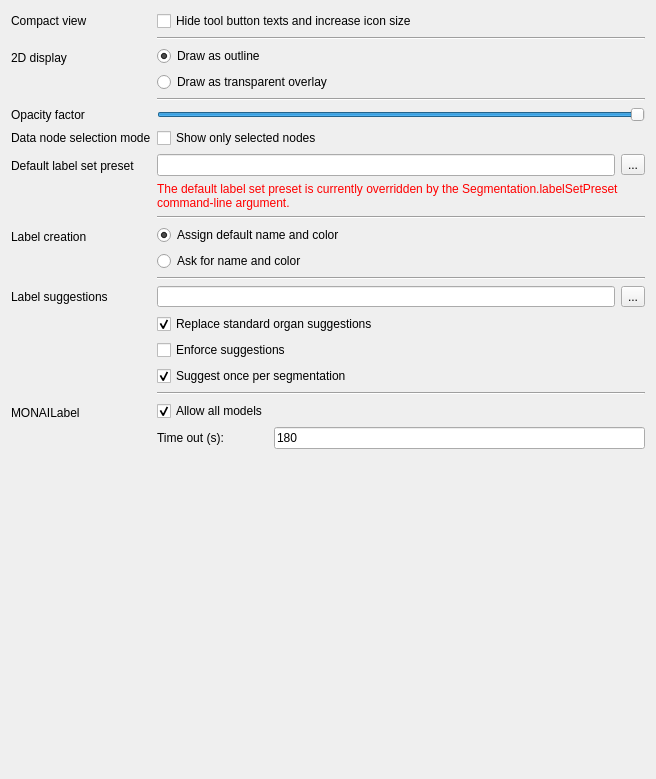
Qt form Plugins/org.mitk.gui.qt.segmentation/src/QmitkSegmentationPreferencePageControls.ui (MITK/MITK) before a commit.
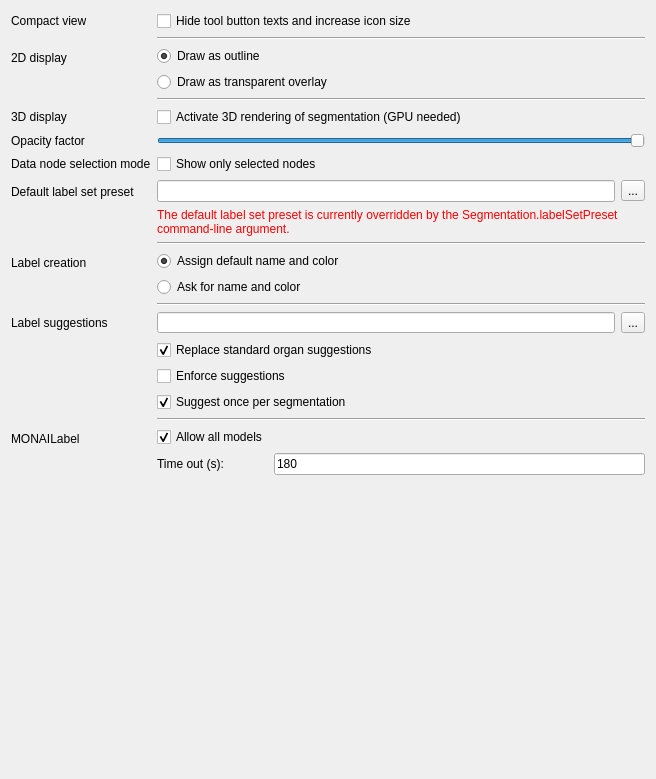
The same form after that commit.

Commit message: Added preference to switch seg 3D rendering on/off

```diff
--- a/Plugins/org.mitk.gui.qt.segmentation/src/QmitkSegmentationPreferencePageControls.ui
+++ b/Plugins/org.mitk.gui.qt.segmentation/src/QmitkSegmentationPreferencePageControls.ui
@@ -62,14 +62,14 @@
      </item>
     </layout>
    </item>
-   <item row="4" column="0">
+   <item row="5" column="0">
     <widget class="QLabel" name="opacityFactorLabel">
      <property name="text">
       <string>Opacity factor</string>
      </property>
     </widget>
    </item>
-   <item row="4" column="1">
+   <item row="5" column="1">
     <widget class="QSlider" name="opacityFactorSlider">
      <property name="maximum">
       <number>100</number>
@@ -82,14 +82,14 @@
      </property>
     </widget>
    </item>
-   <item row="5" column="0">
+   <item row="6" column="0">
     <widget class="QLabel" name="selectionModeLabel">
      <property name="text">
       <string>Data node selection mode</string>
      </property>
     </widget>
    </item>
-   <item row="5" column="1">
+   <item row="6" column="1">
     <widget class="QCheckBox" name="selectionModeCheckBox">
      <property name="toolTip">
       <string>If checked the segmentation plugin ensures that only the selected segmentation and the reference image are visible at one time.</string>
@@ -99,14 +99,14 @@
      </property>
     </widget>
    </item>
-   <item row="6" column="0">
+   <item row="7" column="0">
     <widget class="QLabel" name="labelSetPresetLabel">
      <property name="text">
       <string>Default label set preset</string>
      </property>
     </widget>
    </item>
-   <item row="6" column="1">
+   <item row="7" column="1">
     <layout class="QGridLayout" name="gridLayout">
      <item row="0" column="0">
       <widget class="QLineEdit" name="labelSetPresetLineEdit">
@@ -137,14 +137,14 @@
      </item>
     </layout>
    </item>
-   <item row="8" column="0">
+   <item row="9" column="0">
     <widget class="QLabel" name="labelCreationLabel">
      <property name="text">
       <string>Label creation</string>
      </property>
     </widget>
    </item>
-   <item row="8" column="1">
+   <item row="9" column="1">
     <layout class="QVBoxLayout" name="verticalLayout">
      <item>
       <widget class="QRadioButton" name="defaultNameRadioButton">
@@ -171,14 +171,14 @@
      </item>
     </layout>
    </item>
-   <item row="10" column="0">
+   <item row="11" column="0">
     <widget class="QLabel" name="labelSuggestions">
      <property name="text">
       <string>Label suggestions</string>
      </property>
     </widget>
    </item>
-   <item row="10" column="1">
+   <item row="11" column="1">
     <layout class="QGridLayout" name="gridLayout_2">
      <item row="0" column="1">
       <widget class="QToolButton" name="suggestionsToolButton">
@@ -196,7 +196,7 @@
      </item>
     </layout>
    </item>
-   <item row="11" column="1">
+   <item row="12" column="1">
     <widget class="QCheckBox" name="replaceStandardSuggestionsCheckBox">
      <property name="text">
       <string>Replace standard organ suggestions</string>
@@ -206,7 +206,7 @@
      </property>
     </widget>
    </item>
-   <item row="13" column="1">
+   <item row="14" column="1">
     <widget class="QCheckBox" name="suggestOnceCheckBox">
      <property name="text">
       <string>Suggest once per segmentation</string>
@@ -216,21 +216,21 @@
      </property>
     </widget>
    </item>
-   <item row="14" column="1">
+   <item row="15" column="1">
     <widget class="Line" name="line">
      <property name="orientation">
       <enum>Qt::Horizontal</enum>
      </property>
     </widget>
    </item>
-   <item row="15" column="0">
+   <item row="16" column="0">
     <widget class="QLabel" name="monaiLabel">
      <property name="text">
       <string>MONAILabel</string>
      </property>
     </widget>
    </item>
-   <item row="15" column="1">
+   <item row="16" column="1">
     <layout class="QGridLayout" name="gridLayout_3">
      <item row="0" column="0">
       <widget class="QCheckBox" name="allowAllModelsCheckBox">
@@ -267,7 +267,7 @@
      </item>
     </layout>
    </item>
-   <item row="16" column="1">
+   <item row="17" column="1">
     <spacer name="verticalSpacer">
      <property name="orientation">
       <enum>Qt::Vertical</enum>
@@ -280,21 +280,21 @@
      </property>
     </spacer>
    </item>
-   <item row="9" column="1">
+   <item row="10" column="1">
     <widget class="Line" name="line_2">
      <property name="orientation">
       <enum>Qt::Horizontal</enum>
      </property>
     </widget>
    </item>
-   <item row="7" column="1">
+   <item row="8" column="1">
     <widget class="Line" name="line_3">
      <property name="orientation">
       <enum>Qt::Horizontal</enum>
      </property>
     </widget>
    </item>
-   <item row="12" column="1">
+   <item row="13" column="1">
     <widget class="QCheckBox" name="enforceSuggestionsCheckBox">
      <property name="toolTip">
       <string>If activated label names must be a valid suggestion. No custom label names aer allowed.</string>
@@ -318,6 +318,20 @@
      </property>
     </widget>
    </item>
+   <item row="4" column="0">
+    <widget class="QLabel" name="label">
+     <property name="text">
+      <string>3D display</string>
+     </property>
+    </widget>
+   </item>
+   <item row="4" column="1">
+    <widget class="QCheckBox" name="check3DRendering">
+     <property name="text">
+      <string>Activate 3D rendering of segmentation (GPU needed)</string>
+     </property>
+    </widget>
+   </item>
   </layout>
  </widget>
  <resources/>
```
The commit also changes 3 other files.
